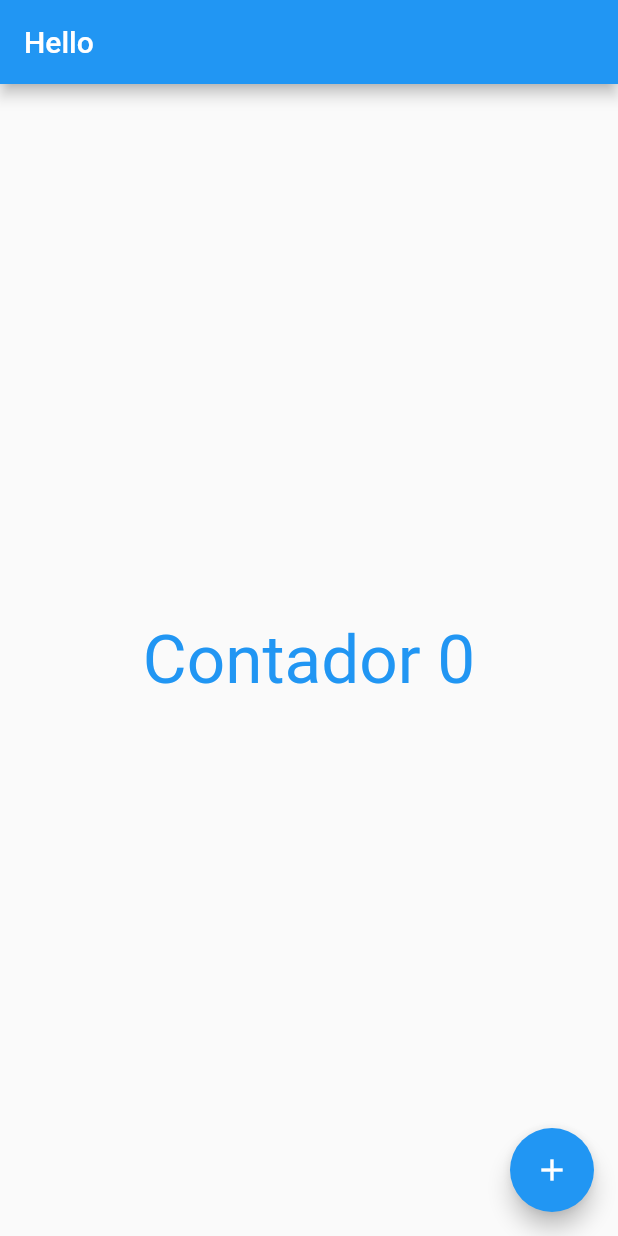
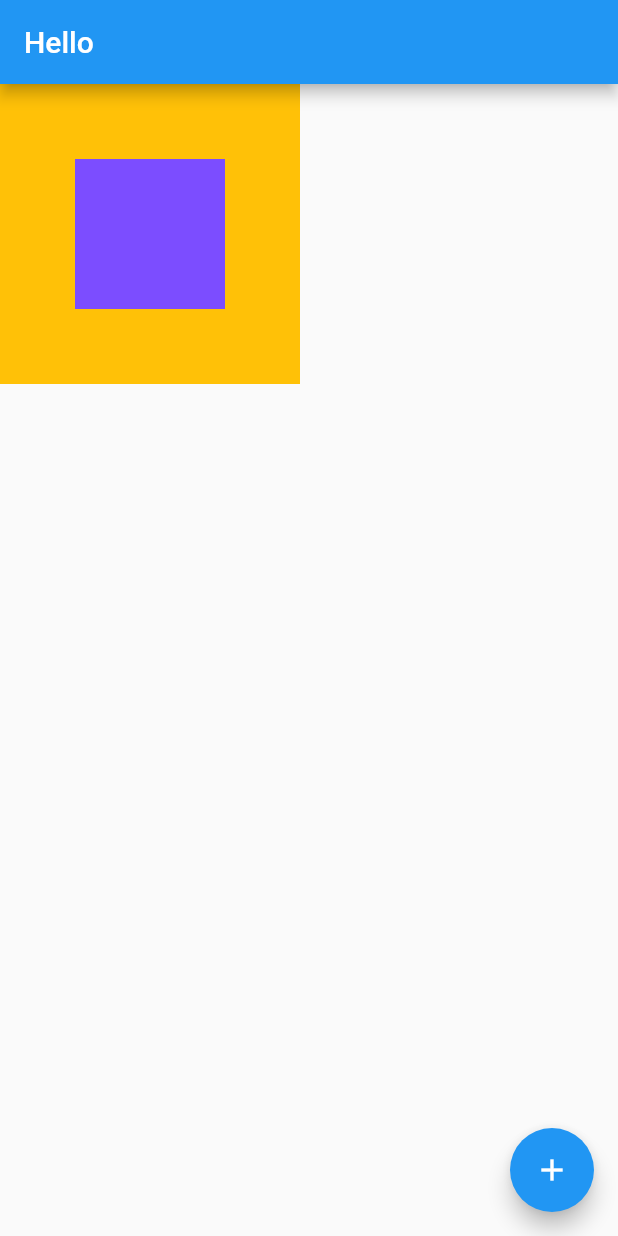
Before and after one commit to ReinanHS/FlutterHelloWorld, a Flutter app: the screen it shows after launch, on a phone screen of 412 x 824 dp. Run offline on Flutter 3.47's test engine with Material 2 defaults, Android fonts, the phone set to English and light mode, and no system bars.

Commit message:
Multi render

```diff
--- a/lib/home_page.dart
+++ b/lib/home_page.dart
@@ -16,17 +16,18 @@ class HomePageState extends State<HomePage> {
       appBar: AppBar(
         title: Text("Hello"),
       ),
-      body: Center(
-        child: GestureDetector(
-            child: Text(
-              "Contador $cont",
-              style: TextStyle(color: Colors.blue, fontSize: 45),
-            ),
-            onTap: () {
-              setState(() {
-                cont++;
-              });
-            }),
+      body: Container(
+        width: 200,
+        height: 200,
+        color: Colors.amber,
+        child: Align(
+          alignment: AlignmentDirectional.center,
+          child: Container(
+            width: 100,
+            height: 100,
+            color: Colors.deepPurpleAccent,
+          ),
+        ),
       ),
       floatingActionButton: FloatingActionButton(
         onPressed: () {
```
